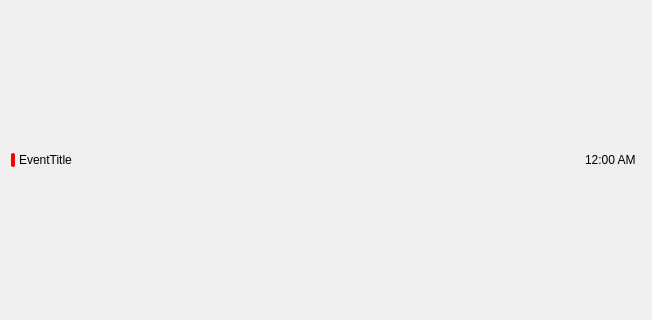
Qt form view/eventMonthView.ui (martin-cao/EverCal) before a commit; both pictures show x 0 to 652 and y 115 to 435 of the 652 by 551 pixel window.
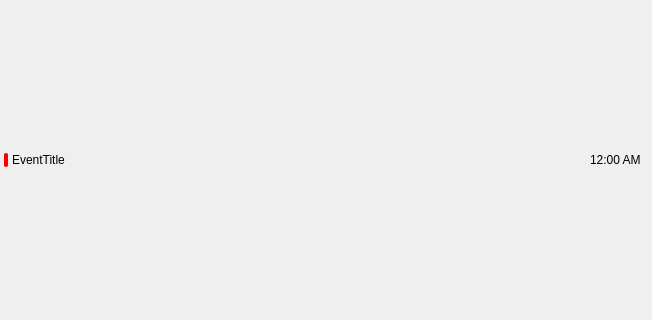
The same form after that commit.

```diff
--- a/view/eventMonthView.ui
+++ b/view/eventMonthView.ui
@@ -14,6 +14,21 @@
    <string>Form</string>
   </property>
   <layout class="QGridLayout" name="gridLayout">
+   <property name="leftMargin">
+    <number>4</number>
+   </property>
+   <property name="topMargin">
+    <number>4</number>
+   </property>
+   <property name="rightMargin">
+    <number>4</number>
+   </property>
+   <property name="bottomMargin">
+    <number>4</number>
+   </property>
+   <property name="spacing">
+    <number>4</number>
+   </property>
    <item row="0" column="0">
     <layout class="QHBoxLayout" name="horizontalLayout_2">
      <property name="spacing">
@@ -111,13 +126,13 @@
          </property>
          <property name="minimumSize">
           <size>
-           <width>28</width>
+           <width>58</width>
            <height>16</height>
           </size>
          </property>
          <property name="maximumSize">
           <size>
-           <width>56</width>
+           <width>58</width>
            <height>16</height>
           </size>
          </property>
```
